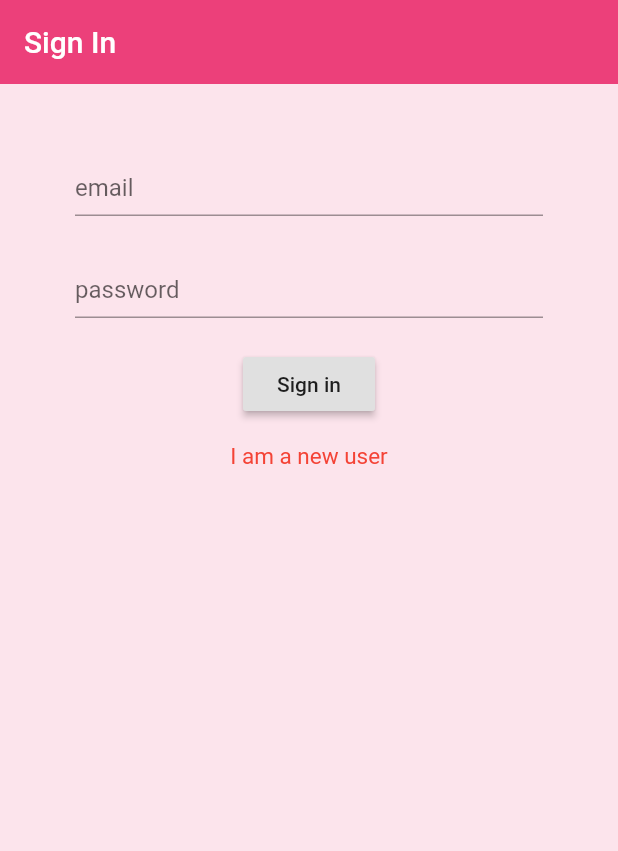
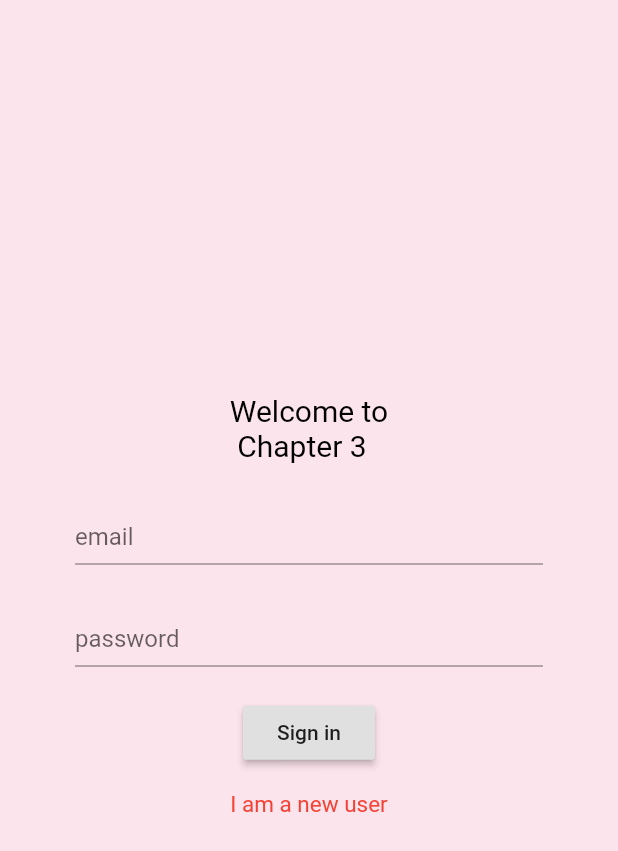
Before and after one commit to Saransh-cpp/BookRentApp-Chapter3, a Flutter app: the screen it shows after launch, on a phone screen of 412 x 824 dp. Shown: the top 851 px of the screen. Run offline on Flutter 3.47's test engine with Material 2 defaults, Android fonts, the phone set to English and light mode, and no system bars; our stand-ins replace carousel_pro, cloud_firestore, curved_navigation_bar, firebase_auth, firebase_core, firebase_database and 7 more; missing offline and left inert: firebase_admob; accounts and stored records are empty.

Commit message:
remove app bar

```diff
--- a/lib/Screens/LoginPage.dart
+++ b/lib/Screens/LoginPage.dart
@@ -101,17 +101,24 @@ class _SignInState extends State<SignIn> {
           ? Loading()
           : Scaffold(
               backgroundColor: Colors.pink[50],
-              appBar: AppBar(
-                title: Text("Sign In"),
-                backgroundColor: Colors.pink[400],
-                elevation: 0,),
+
 
               body: Container(
                   padding: EdgeInsets.symmetric(
                     vertical: 20,
                     horizontal: 50,
                   ),
-                  child: Form(
+                  child: Column(
+                    mainAxisAlignment: MainAxisAlignment.center,
+                    children: [
+                      Text(
+                        'Welcome to\n Chapter 3',
+                        style: TextStyle(
+                            color: Colors.black,
+                            fontSize: 20
+                        ),
+                      ),
+                      Form(
                         key: _formKey,
                         child: Column(
                           children: [
@@ -195,6 +202,8 @@ class _SignInState extends State<SignIn> {
                             )
                           ],
                         ),
+                      ),
+                    ],
                   ))),
     );
   }
```
Lines whose indentation alone changed are shown as unchanged.
